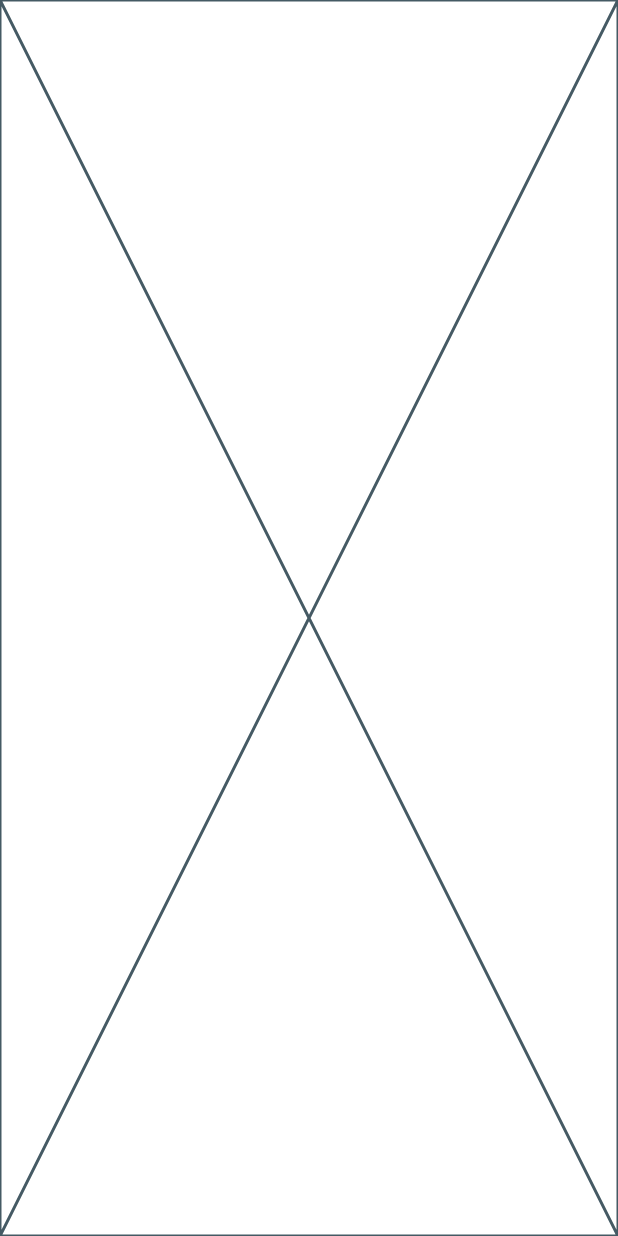
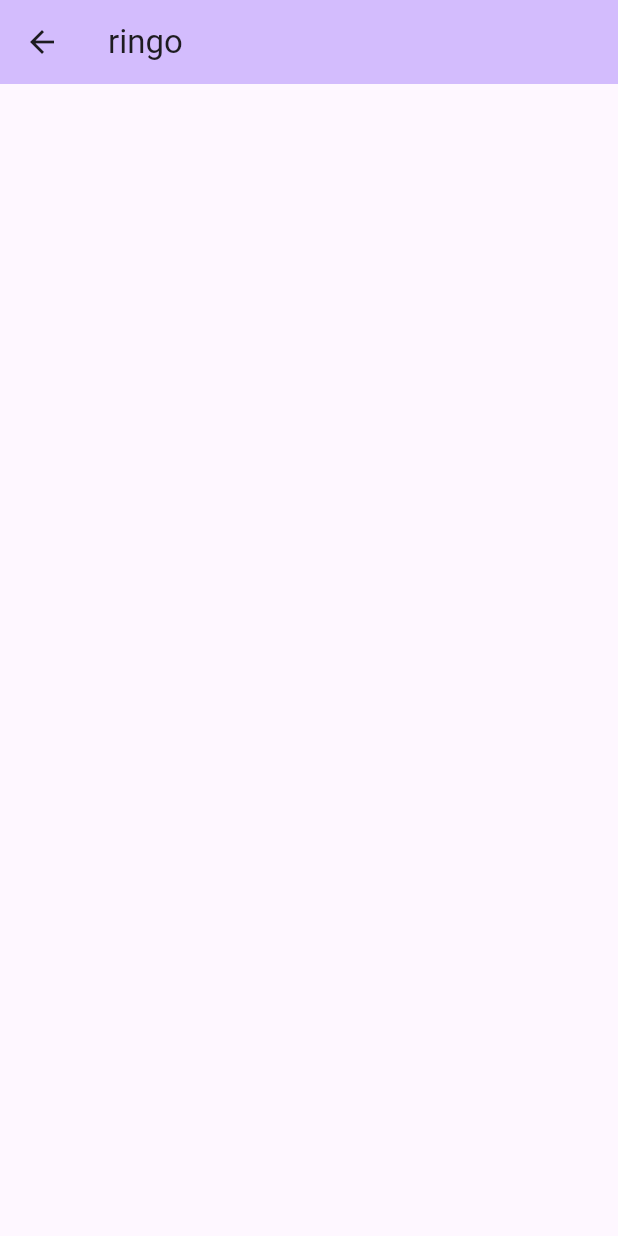
Before and after one commit to meganedayo/mapapp, a Flutter app: the screen it shows after launch, after a tap on the "add" icon, on a phone screen of 412 x 824 dp. Run offline on Flutter 3.47's test engine with Material 3 defaults, Android fonts, the phone set to English and light mode, and no system bars.

Commit message:
ページ追加ヨ

```diff
--- a/lib/sub_page.dart
+++ b/lib/sub_page.dart
@@ -5,6 +5,11 @@ class Testpage extends StatelessWidget {
 
   @override
   Widget build(BuildContext context) {
-    return const Placeholder();
+    return Scaffold(
+      appBar: AppBar(
+        backgroundColor: Theme.of(context).colorScheme.inversePrimary,
+        title: Text('ringo'),
+      ),
+    );
   }
 }
```
